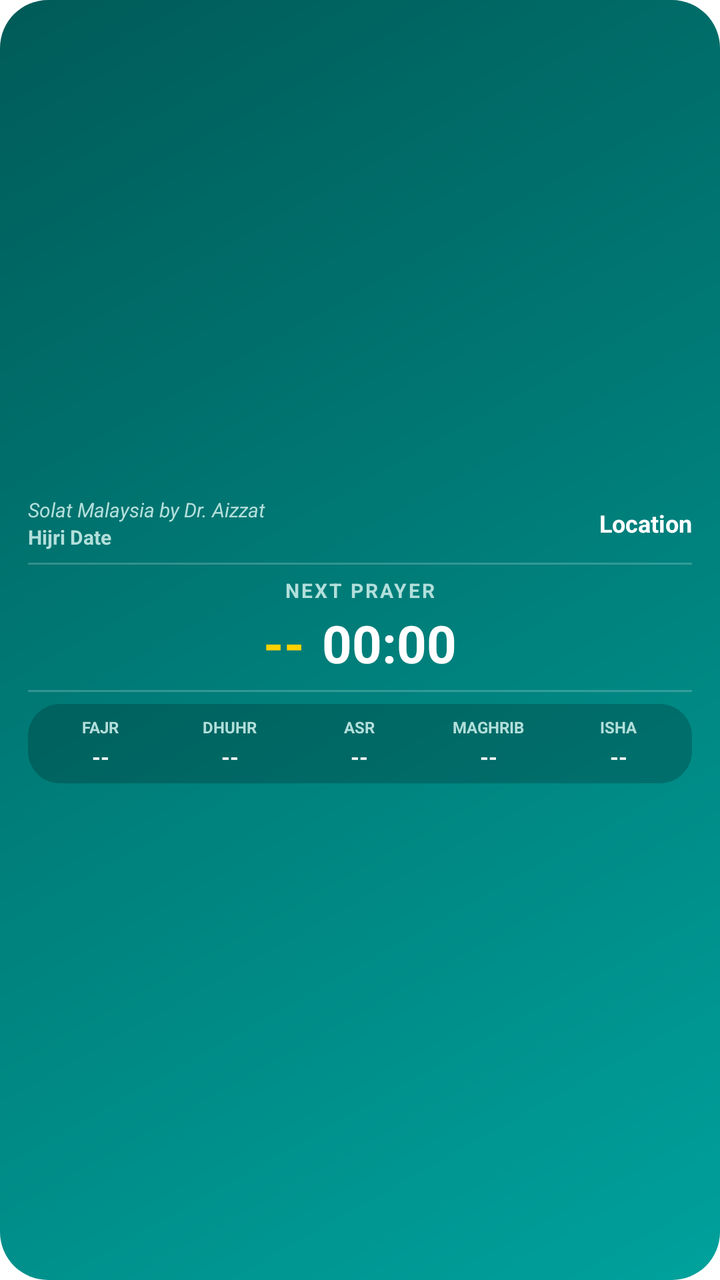
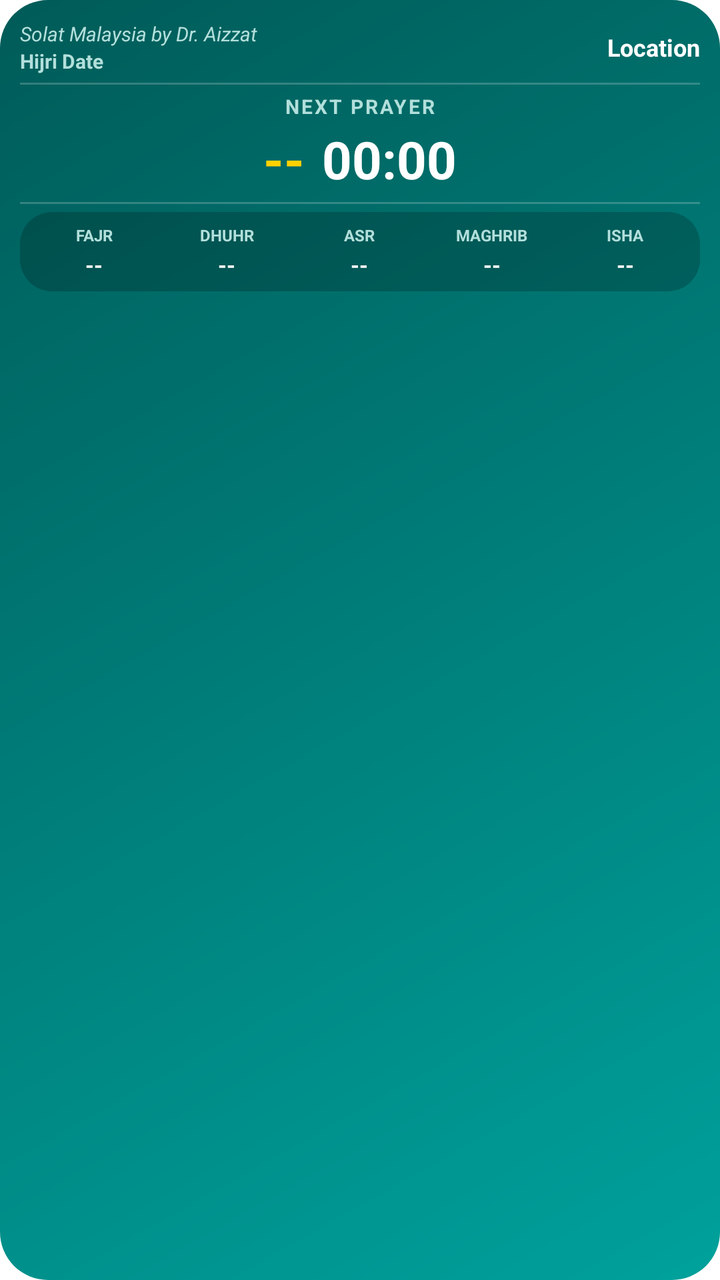

Before-and-after screenshots of an Android layout around one commit, followed by the original layout XML and the change that was made.
<!-- AndroidManifest.xml: fallback theme Theme.MaterialComponents.DayNight.NoActionBar -->
<!-- res/layout/widget_layout.xml -->
<?xml version="1.0" encoding="utf-8"?>
<LinearLayout xmlns:android="http://schemas.android.com/apk/res/android"
    android:id="@+id/widget_root"
    android:layout_width="match_parent"
    android:layout_height="match_parent"
    android:orientation="vertical"
    android:background="@drawable/widget_background"
    android:padding="14dp"
    android:gravity="center_vertical">

    
    <LinearLayout
        android:layout_width="match_parent"
        android:layout_height="wrap_content"
        android:orientation="horizontal"
        android:gravity="center_vertical">

        
        <LinearLayout
            android:layout_width="0dp"
            android:layout_height="wrap_content"
            android:layout_weight="1"
            android:orientation="vertical">
            
            <TextView
                android:layout_width="match_parent"
                android:layout_height="wrap_content"
                android:text="Solat Malaysia by Dr. Aizzat"
                android:textColor="#B2DFDB"
                android:textSize="10sp"
                android:textStyle="italic" />
                
            <TextView
                android:id="@+id/widget_hijri_date"
                android:layout_width="match_parent"
                android:layout_height="wrap_content"
                android:text="Hijri Date"
                android:textColor="#B2DFDB"
                android:textSize="10sp"
                android:textStyle="bold" />
        </LinearLayout>

        <TextView
            android:id="@+id/widget_location"
            android:layout_width="wrap_content"
            android:layout_height="wrap_content"
            android:maxWidth="130dp"
            android:maxLines="1"
            android:ellipsize="end"
            android:text="Location"
            android:textColor="#FFFFFF"
            android:textSize="12sp"
            android:textStyle="bold"
            android:layout_marginStart="8dp"/>
    </LinearLayout>

    
    <LinearLayout
        android:layout_width="match_parent"
        android:layout_height="1dp"
        android:layout_marginTop="6dp"
        android:layout_marginBottom="6dp"
        android:background="#33FFFFFF"
        android:orientation="horizontal" />

    
    <LinearLayout
        android:layout_width="match_parent"
        android:layout_height="wrap_content"
        android:orientation="vertical"
        android:gravity="center">

        <TextView
            android:layout_width="wrap_content"
            android:layout_height="wrap_content"
            android:text="NEXT PRAYER"
            android:textColor="#B2DFDB"
            android:textSize="10sp"
            android:textStyle="bold"
            android:letterSpacing="0.1" />

        <LinearLayout
            android:layout_width="wrap_content"
            android:layout_height="wrap_content"
            android:orientation="horizontal"
            android:gravity="center_vertical"
            android:layout_marginTop="2dp">

            <TextView
                android:id="@+id/widget_next_prayer_name"
                android:layout_width="wrap_content"
                android:layout_height="wrap_content"
                android:text="--"
                android:textColor="#FFD100"
                android:textSize="26sp"
                android:textStyle="bold"/>

            <TextView
                android:layout_width="wrap_content"
                android:layout_height="wrap_content"
                android:text="  "
                android:textColor="#FFFFFF"
                android:textSize="18sp"/>

            <Chronometer
                android:id="@+id/widget_next_prayer_countdown"
                android:layout_width="wrap_content"
                android:layout_height="wrap_content"
                android:textColor="#FFFFFF"
                android:textSize="26sp"
                android:textStyle="bold"/>
        </LinearLayout>
    </LinearLayout>

    
    <LinearLayout
        android:layout_width="match_parent"
        android:layout_height="1dp"
        android:layout_marginTop="6dp"
        android:layout_marginBottom="6dp"
        android:background="#33FFFFFF"
        android:orientation="horizontal" />

    
    <LinearLayout
        android:layout_width="match_parent"
        android:layout_height="wrap_content"
        android:orientation="horizontal"
        android:background="@drawable/widget_inner_background"
        android:paddingTop="6dp"
        android:paddingBottom="6dp"
        android:paddingStart="4dp"
        android:paddingEnd="4dp"
        android:weightSum="5">

        <LinearLayout android:layout_width="0dp" android:layout_height="wrap_content" android:layout_weight="1" android:orientation="vertical" android:gravity="center">
            <TextView android:layout_width="wrap_content" android:layout_height="wrap_content" android:text="FAJR" android:textColor="#B2DFDB" android:textSize="8sp" android:textStyle="bold"/>
            <TextView android:id="@+id/widget_fajr" android:layout_width="wrap_content" android:layout_height="wrap_content" android:text="--" android:textColor="#FFFFFF" android:textSize="11sp" android:textStyle="bold" android:layout_marginTop="2dp"/>
        </LinearLayout>

        <LinearLayout android:layout_width="0dp" android:layout_height="wrap_content" android:layout_weight="1" android:orientation="vertical" android:gravity="center">
            <TextView android:layout_width="wrap_content" android:layout_height="wrap_content" android:text="DHUHR" android:textColor="#B2DFDB" android:textSize="8sp" android:textStyle="bold"/>
            <TextView android:id="@+id/widget_dhuhr" android:layout_width="wrap_content" android:layout_height="wrap_content" android:text="--" android:textColor="#FFFFFF" android:textSize="11sp" android:textStyle="bold" android:layout_marginTop="2dp"/>
        </LinearLayout>

        <LinearLayout android:layout_width="0dp" android:layout_height="wrap_content" android:layout_weight="1" android:orientation="vertical" android:gravity="center">
            <TextView android:layout_width="wrap_content" android:layout_height="wrap_content" android:text="ASR" android:textColor="#B2DFDB" android:textSize="8sp" android:textStyle="bold"/>
            <TextView android:id="@+id/widget_asr" android:layout_width="wrap_content" android:layout_height="wrap_content" android:text="--" android:textColor="#FFFFFF" android:textSize="11sp" android:textStyle="bold" android:layout_marginTop="2dp"/>
        </LinearLayout>

        <LinearLayout android:layout_width="0dp" android:layout_height="wrap_content" android:layout_weight="1" android:orientation="vertical" android:gravity="center">
            <TextView android:layout_width="wrap_content" android:layout_height="wrap_content" android:text="MAGHRIB" android:textColor="#B2DFDB" android:textSize="8sp" android:textStyle="bold"/>
            <TextView android:id="@+id/widget_maghrib" android:layout_width="wrap_content" android:layout_height="wrap_content" android:text="--" android:textColor="#FFFFFF" android:textSize="11sp" android:textStyle="bold" android:layout_marginTop="2dp"/>
        </LinearLayout>

        <LinearLayout android:layout_width="0dp" android:layout_height="wrap_content" android:layout_weight="1" android:orientation="vertical" android:gravity="center">
            <TextView android:layout_width="wrap_content" android:layout_height="wrap_content" android:text="ISHA" android:textColor="#B2DFDB" android:textSize="8sp" android:textStyle="bold"/>
            <TextView android:id="@+id/widget_isha" android:layout_width="wrap_content" android:layout_height="wrap_content" android:text="--" android:textColor="#FFFFFF" android:textSize="11sp" android:textStyle="bold" android:layout_marginTop="2dp"/>
        </LinearLayout>
    </LinearLayout>

</LinearLayout>
<!-- resources referenced by this layout -->
<resources>
  <!-- drawable widget_background (drawable) -->
  <?xml version="1.0" encoding="utf-8"?>
  <shape xmlns:android="http://schemas.android.com/apk/res/android"
      android:shape="rectangle">
      <gradient
          android:startColor="#00A19C"
          android:endColor="#005B58"
          android:angle="135" />
      <corners android:radius="24dp" />
  </shape>
  <!-- drawable widget_inner_background (drawable) -->
  <?xml version="1.0" encoding="utf-8"?>
  <shape xmlns:android="http://schemas.android.com/apk/res/android"
      android:shape="rectangle">
      <solid android:color="#33000000" />
      <corners android:radius="16dp" />
  </shape>
</resources>

<!-- the commit's change to res/layout/widget_layout.xml (unified diff, before → after) -->
@@ -2,11 +2,11 @@
 <LinearLayout xmlns:android="http://schemas.android.com/apk/res/android"
     android:id="@+id/widget_root"
     android:layout_width="match_parent"
-    android:layout_height="match_parent"
+    android:layout_height="wrap_content"
     android:orientation="vertical"
     android:background="@drawable/widget_background"
-    android:padding="14dp"
-    android:gravity="center_vertical">
+    android:padding="10dp"
+    android:gravity="top">
 
     
     <LinearLayout
@@ -58,8 +58,8 @@
     <LinearLayout
         android:layout_width="match_parent"
         android:layout_height="1dp"
-        android:layout_marginTop="6dp"
-        android:layout_marginBottom="6dp"
+        android:layout_marginTop="4dp"
+        android:layout_marginBottom="4dp"
         android:background="#33FFFFFF"
         android:orientation="horizontal" />
 
@@ -116,8 +116,8 @@
     <LinearLayout
         android:layout_width="match_parent"
         android:layout_height="1dp"
-        android:layout_marginTop="6dp"
-        android:layout_marginBottom="6dp"
+        android:layout_marginTop="4dp"
+        android:layout_marginBottom="4dp"
         android:background="#33FFFFFF"
         android:orientation="horizontal" />
 
